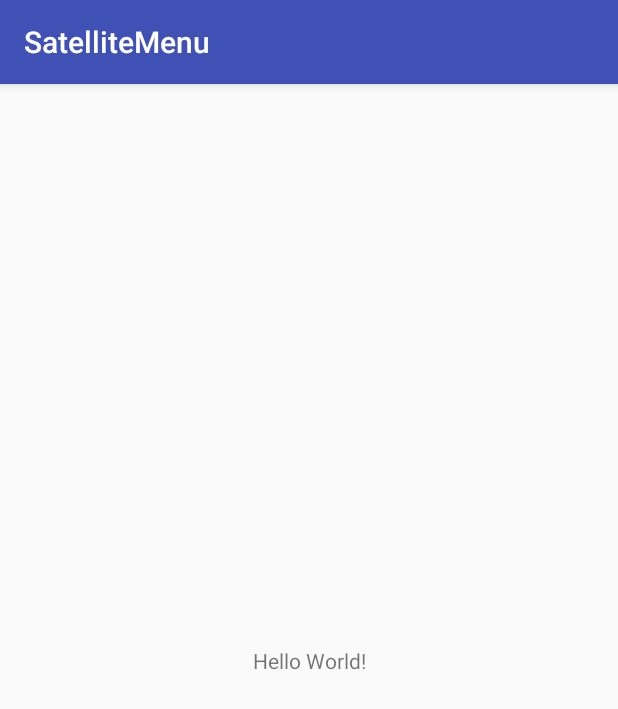
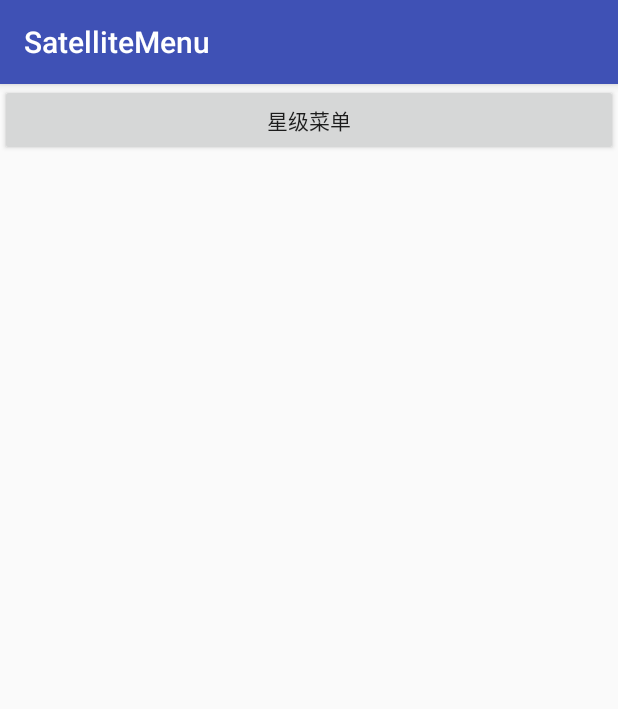
Before and after one commit to 1067899750/SatelliteMenu, an Android app: the screen it shows after launch (MainActivity), on a phone screen of 412 x 824 dp. Shown: the top 709 px of the screen. Run offline under Robolectric (Android 15) with nearby library versions, the phone set to English and light mode, and no system bars.

Commit message:
提交代码

```diff
--- a/app/src/main/java/com/diudiu/satellitemenu/MainActivity.java
+++ b/app/src/main/java/com/diudiu/satellitemenu/MainActivity.java
@@ -1,13 +1,32 @@
 package com.diudiu.satellitemenu;
 
+import android.content.Intent;
 import android.support.v7.app.AppCompatActivity;
 import android.os.Bundle;
+import android.view.View;
 
-public class MainActivity extends AppCompatActivity {
+import com.diudiu.satellitemenu.satellite.SatelliteMenuActivity;
+
+public class MainActivity extends AppCompatActivity implements View.OnClickListener {
 
     @Override
     protected void onCreate(Bundle savedInstanceState) {
         super.onCreate(savedInstanceState);
         setContentView(R.layout.activity_main);
+
+        initView();
+    }
+
+    private void initView() {
+        findViewById(R.id.btn_satellite_menu).setOnClickListener(this);
+    }
+
+    @Override
+    public void onClick(View v) {
+        switch (v.getId()) {
+            case R.id.btn_satellite_menu:
+                startActivity(new Intent(this, SatelliteMenuActivity.class));
+                break;
+        }
     }
 }
--- a/app/src/main/res/layout/activity_main.xml
+++ b/app/src/main/res/layout/activity_main.xml
@@ -1,18 +1,12 @@
 <?xml version="1.0" encoding="utf-8"?>
-<android.support.constraint.ConstraintLayout xmlns:android="http://schemas.android.com/apk/res/android"
+<LinearLayout xmlns:android="http://schemas.android.com/apk/res/android"
     xmlns:app="http://schemas.android.com/apk/res-auto"
-    xmlns:tools="http://schemas.android.com/tools"
     android:layout_width="match_parent"
-    android:layout_height="match_parent"
-    tools:context=".MainActivity">
+    android:layout_height="match_parent">
 
-    <TextView
-        android:layout_width="wrap_content"
+    <Button
+        android:id="@+id/btn_satellite_menu"
+        android:layout_width="match_parent"
         android:layout_height="wrap_content"
-        android:text="Hello World!"
-        app:layout_constraintBottom_toBottomOf="parent"
-        app:layout_constraintLeft_toLeftOf="parent"
-        app:layout_constraintRight_toRightOf="parent"
-        app:layout_constraintTop_toTopOf="parent" />
-
-</android.support.constraint.ConstraintLayout>
+        android:text="星级菜单" />
+</LinearLayout>
--- a/app/src/main/res/values/styles.xml
+++ b/app/src/main/res/values/styles.xml
@@ -1,7 +1,7 @@
 <resources>
 
     <!-- Base application theme. -->
-    <style name="AppTheme" parent="Theme.AppCompat.Light.DarkActionBar">
+    <style name="AppTheme" parent="Base.Theme.AppCompat.Light.DarkActionBar">
         <!-- Customize your theme here. -->
         <item name="colorPrimary">@color/colorPrimary</item>
         <item name="colorPrimaryDark">@color/colorPrimaryDark</item>
```
Also changed, not shown: app/src/main/AndroidManifest.xml (+8 -3 lines), app/src/main/java/com/diudiu/satellitemenu/satellite/SatelliteMenuActivity.java (added, +16 -0 lines), app/src/main/java/com/diudiu/satellitemenu/satellite/view/ArcMenu.java (added, +104 -0 lines), app/src/main/res/layout/activity_statellite_menu.xml (added, +13 -0 lines), app/src/main/res/values/attr.xml (added, +16 -0 lines).
